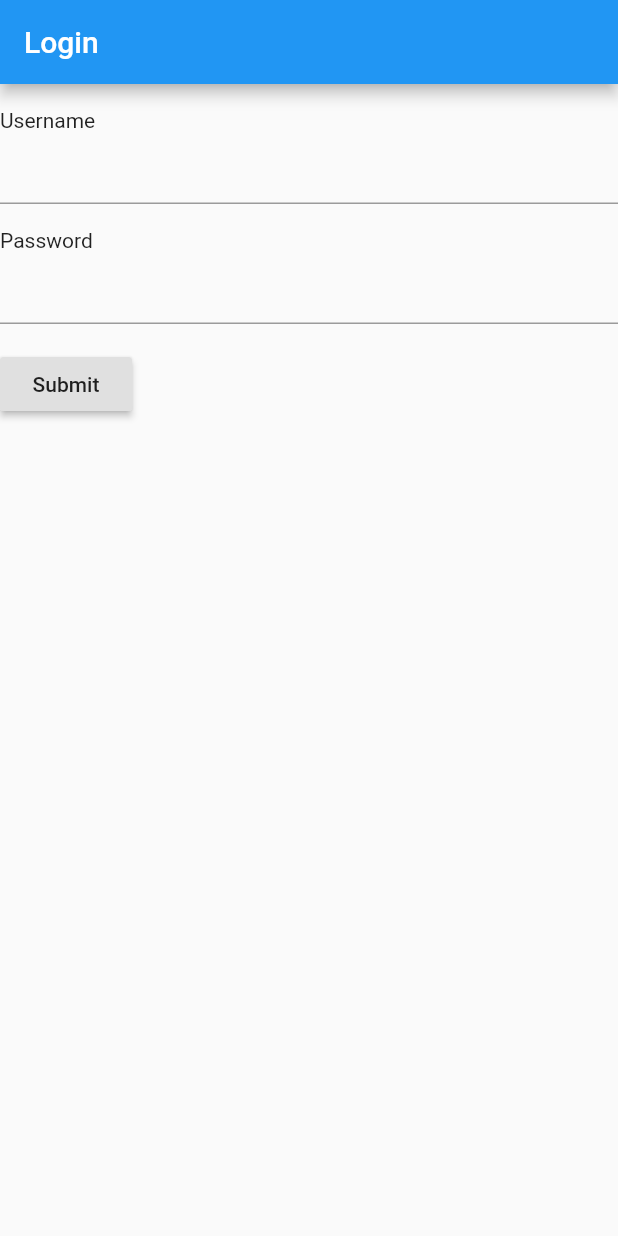
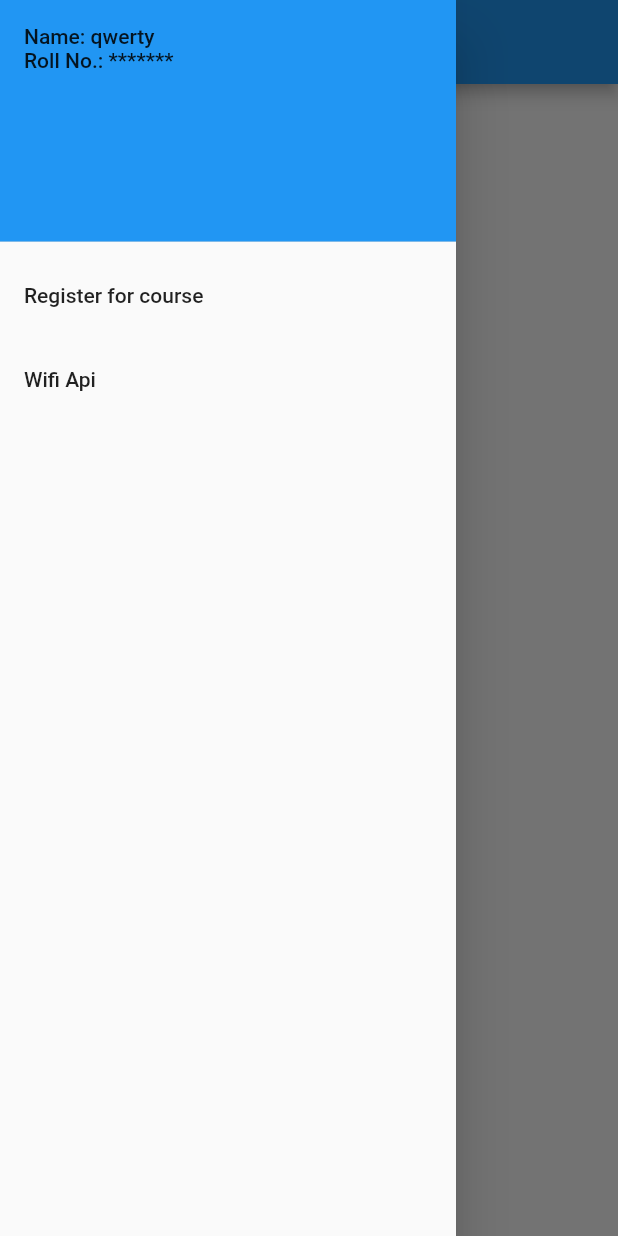
Before and after one commit to ashish-221b/location_app, a Flutter app: the screen it shows after launch, with the side drawer open (before the commit the screen has no drawer), on a phone screen of 412 x 824 dp. Run offline on Flutter 3.47's test engine with Material 2 defaults, Android fonts, the phone set to English and light mode, and no system bars; our stand-ins replace flutter_typeahead; missing offline and left inert: wifi_iot.

Commit message:
Register for courses done, added drawer.dart, home icon

```diff
--- /dev/null
+++ b/lib/drawer.dart
@@ -0,0 +1,44 @@
+import 'package:flutter/material.dart';
+import 'session.dart';
+import 'dart:async';
+import 'dart:convert' as JSON;
+import 'chatdetails.dart';
+
+class App_Drawer extends StatelessWidget {
+  @override
+  Widget build(BuildContext context){
+    return Drawer(
+      // Add a ListView to the drawer. This ensures the user can scroll
+      // through the options in the Drawer if there isn't enough vertical
+      // space to fit everything.
+      child: ListView(
+        // Important: Remove any padding from the ListView.
+        padding: EdgeInsets.zero,
+        children: <Widget>[
+          DrawerHeader(
+            child: Text('Name: qwerty \nRoll No.: *******'),
+            decoration: BoxDecoration(
+              color: Colors.blue,
+            ),
+          ),
+          ListTile(
+            title: Text('Register for course'),
+            onTap: () {
+              Navigator.pushReplacementNamed(context, '/register');
+            },
+          ),
+          ListTile(
+            title: Text('Wifi Api'),
+            onTap: () {
+              // Update the state of the app
+              // ...
+              // Then close the drawer
+              Navigator.pop(context);
+//                Navigator.pushReplacement(context, '/');
+            },
+          ),
+        ],
+      ),
+    );
+  }
+}
--- a/lib/login.dart
+++ b/lib/login.dart
@@ -52,7 +52,7 @@ class _LoginState extends State<Login> {
               children: <Widget>[
                 Padding(
                   padding: const EdgeInsets.fromLTRB(0.0,16.0,0.0,0.0),
-                  child : Text('Username'),
+                  child : Text('Course_ID'),
                 ),
                 TextFormField(
                   validator: (value) {
@@ -64,7 +64,7 @@ class _LoginState extends State<Login> {
                 ),
                 Padding(
                   padding: const EdgeInsets.fromLTRB(0.0,16.0,0.0,0.0),
-                  child : Text('Password'),
+                  child : Text('Token'),
                 ),
                 TextFormField(
                   validator: (value) {
--- a/lib/main.dart
+++ b/lib/main.dart
@@ -1,6 +1,7 @@
 import 'package:flutter/material.dart';
 import 'login.dart';
 import 'home.dart';
+import 'register.dart';
 import 'NewConv.dart';
 import 'package:wifi_iot/wifi_iot.dart';
 import 'chatdetails.dart';
@@ -14,9 +15,9 @@ class MyApp extends StatelessWidget {
       title: 'Location on Wheels',
       initialRoute: '/',
       routes: {
-        '/' : (context) => Login(),
+        '/' : (context) => Home(),
         '/home' : (context) => Home(),
-        '/Create': (context) => NewConv(),
+        '/register': (context) => Register(),
       },
       theme: new ThemeData(
         primarySwatch: Colors.blue,
```
Also changed, not shown: lib/home.dart (+4 -41 lines), lib/register.dart (added, +99 -0 lines).
